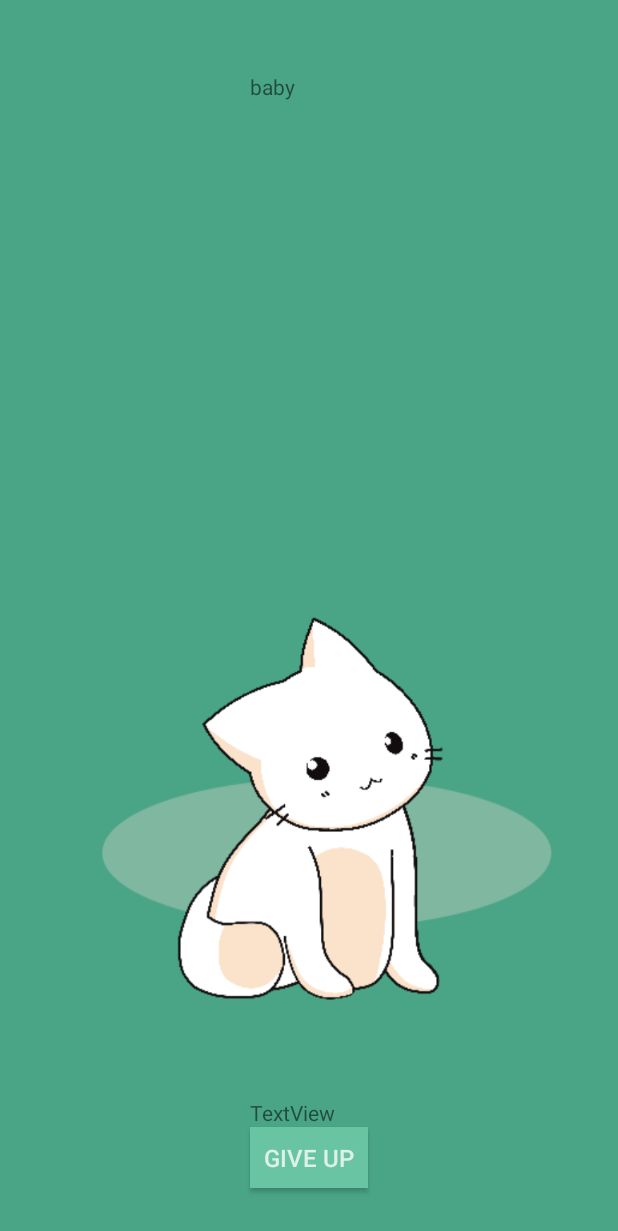
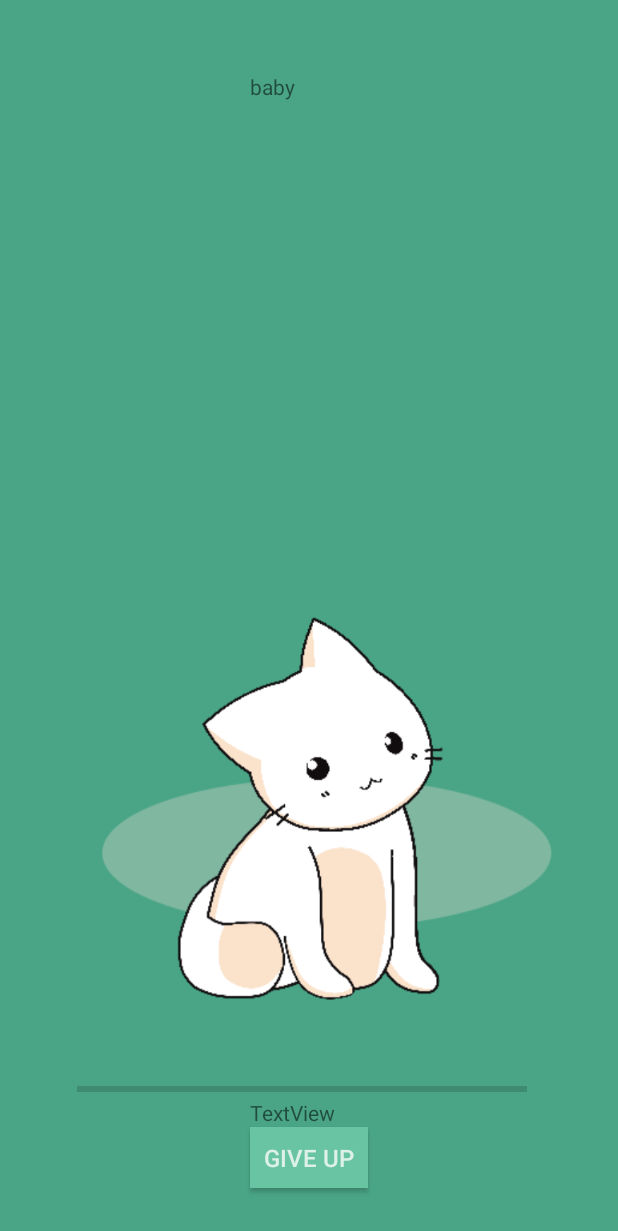
Before and after one commit to taylorty/pennapps-xv, an Android app: the FocusPage screen opened directly, with no data from a screen before it, on a phone screen of 412 x 824 dp. Shown: the top 1231 px of the screen. Run offline under Robolectric (Android 15) with nearby library versions, the phone set to English and light mode, and no system bars.

Commit message:
Merge branch 'animation'
# Conflicts:
#	CatMyLife/.gradle/2.14.1/taskArtifacts/cache.properties.lock
#	CatMyLife/.gradle/2.14.1/taskArtifacts/fileHashes.bin
#	CatMyLife/.gradle/2.14.1/taskArtifacts/fileSnapshots.bin
#	CatMyLife/.gradle/2.14.1/taskArtifacts/fileSnapshotsToTreeSnapshotsIndex.bin
#	CatMyLife/.gradle/2.14.1/taskArtifacts/taskArtifacts.bin
#	CatMyLife/.idea/workspace.xml

```diff
--- a/CatMyLife/app/src/main/java/com/catmylife/android/catmylife/FocusPage.java
+++ b/CatMyLife/app/src/main/java/com/catmylife/android/catmylife/FocusPage.java
@@ -13,6 +13,7 @@ import android.util.Log;
 import android.view.View;
 import android.widget.Chronometer;
 import android.widget.ImageView;
+import android.widget.ProgressBar;
 import android.widget.TextView;
 
 public class FocusPage extends AppCompatActivity {
@@ -22,6 +23,7 @@ public class FocusPage extends AppCompatActivity {
     long countUp;
     Chronometer stopWatch;
     ImageView normalCat;
+    ProgressBar progressBar;
     protected void onCreate(Bundle savedInstanceState) {
         super.onCreate(savedInstanceState);
         setContentView(R.layout.activity_focus_page);
@@ -29,11 +31,13 @@ public class FocusPage extends AppCompatActivity {
         startTime = SystemClock.elapsedRealtime();
         timer = (TextView) findViewById(R.id.timerTextView);
         title = (TextView) findViewById(R.id.title);
+        progressBar = (ProgressBar) findViewById(R.id.progressBar);
         stopWatch.setOnChronometerTickListener(new Chronometer.OnChronometerTickListener(){
             public void onChronometerTick(Chronometer arg0) {
                 countUp = (SystemClock.elapsedRealtime() - arg0.getBase()) / 1000;
                 String asText = (countUp / 60) + ":" + (countUp % 60);
                 cat.study_time++;
+                progressBar.setProgress(cat.study_time);
                 if (cat.study_time > cat.next_level){
                     cat.level_up();
                 }
--- a/CatMyLife/app/src/main/java/com/catmylife/android/catmylife/cat.java
+++ b/CatMyLife/app/src/main/java/com/catmylife/android/catmylife/cat.java
@@ -9,7 +9,7 @@ public class cat {
     static int study_time = 0;
     static String name;
     static int min_sleep_time = 60;
-    static int next_level = 6;
+    static int next_level = 5;
     private static int level = 0;
     static String title = "baby";
 
--- a/CatMyLife/app/src/main/res/layout/activity_focus_page.xml
+++ b/CatMyLife/app/src/main/res/layout/activity_focus_page.xml
@@ -64,5 +64,18 @@
         android:layout_marginTop="70dp"
         android:layout_marginBottom="40dp" />
 
+    <ProgressBar
+        android:id="@+id/progressBar"
+        style="?android:attr/progressBarStyleHorizontal"
+        android:layout_width="wrap_content"
+        android:layout_height="wrap_content"
+        android:indeterminate="false"
+        android:max="6"
+        android:minHeight="50dp"
+        android:minWidth="300dp"
+        android:progress="0"
+        android:layout_above="@+id/button5"
+        android:layout_alignEnd="@+id/catImageView" />
+
 
 </RelativeLayout>
```
Also changed, not shown: CatMyLife/app/src/main/res/layout/activity_coffin_page.xml (+0 -16 lines), 1 other file.
